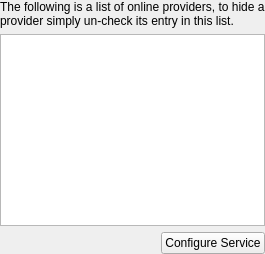
First picture: the form in online/onlinesettings.ui, repository CDrummond/cantata, before the edit.
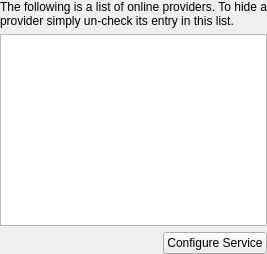
Second picture: the form after the edit.

```diff
--- a/online/onlinesettings.ui
+++ b/online/onlinesettings.ui
@@ -9,7 +9,7 @@
    <item row="0" column="0" colspan="2">
     <widget class="QLabel" name="label">
      <property name="text">
-      <string>The following is a list of online providers, to hide a provider simply un-check its entry in this list.</string>
+      <string>The following is a list of online providers. To hide a provider simply un-check its entry in this list.</string>
      </property>
      <property name="wordWrap">
       <bool>true</bool>
```
